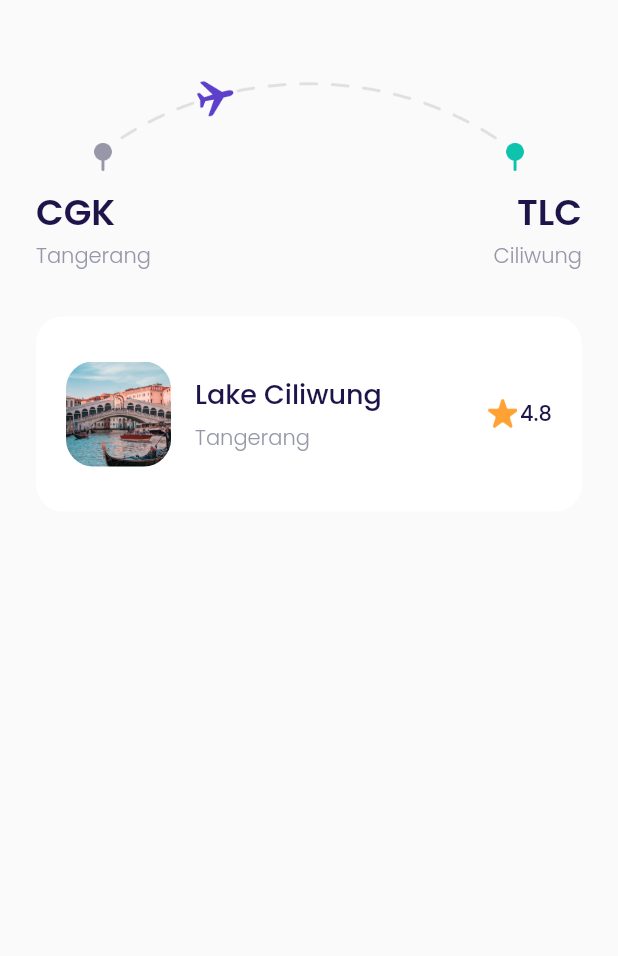
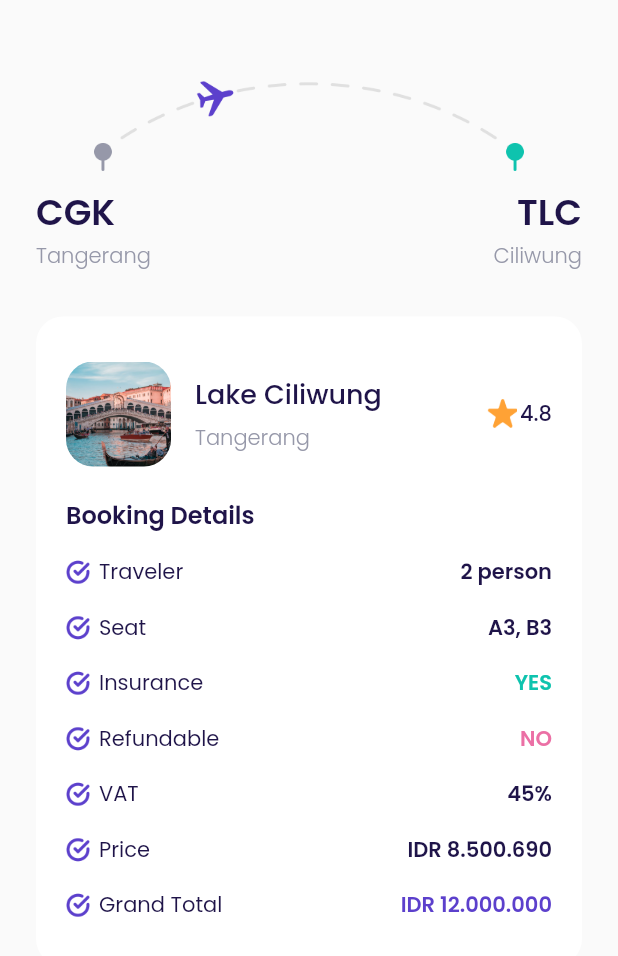
Before and after one commit to RidhaAF/airplane_app, a Flutter app: the CheckoutPage screen opened directly, on a phone screen of 412 x 824 dp. Shown: the top 956 px of the screen. Run offline on Flutter 3.47's test engine with Material 2 defaults, Android fonts, the phone set to English and light mode, and no system bars; our stand-ins replace google_fonts.

Commit message:
Checkout Page - Booking Details

```diff
--- a/lib/ui/pages/checkout_page.dart
+++ b/lib/ui/pages/checkout_page.dart
@@ -1,4 +1,5 @@
 import 'package:airplane_app/shared/theme.dart';
+import 'package:airplane_app/ui/widgets/booking_details_item.dart';
 import 'package:flutter/material.dart';
 
 class CheckoutPage extends StatelessWidget {
@@ -81,6 +82,7 @@ class CheckoutPage extends StatelessWidget {
           borderRadius: BorderRadius.circular(18),
         ),
         child: Column(
+          crossAxisAlignment: CrossAxisAlignment.start,
           children: [
             // NOTE: DESTINATION TILE
             Row(
@@ -146,6 +148,55 @@ class CheckoutPage extends StatelessWidget {
                 )
               ],
             ),
+
+            // NOTE: BOOKING DETAILS TEXT
+            Container(
+              margin: EdgeInsets.only(top: 20),
+              child: Text(
+                'Booking Details',
+                style: blackTextStyle.copyWith(
+                  fontSize: 16,
+                  fontWeight: semiBold,
+                ),
+              ),
+            ),
+
+            // NOTE: BOOKING DETAILS ITEM
+            BookingDetailsItem(
+              title: 'Traveler',
+              valueText: '2 person',
+              valueColor: kBlackColor,
+            ),
+            BookingDetailsItem(
+              title: 'Seat',
+              valueText: 'A3, B3',
+              valueColor: kBlackColor,
+            ),
+            BookingDetailsItem(
+              title: 'Insurance',
+              valueText: 'YES',
+              valueColor: kGreencolor,
+            ),
+            BookingDetailsItem(
+              title: 'Refundable',
+              valueText: 'NO',
+              valueColor: kRedColor,
+            ),
+            BookingDetailsItem(
+              title: 'VAT',
+              valueText: '45%',
+              valueColor: kBlackColor,
+            ),
+            BookingDetailsItem(
+              title: 'Price',
+              valueText: 'IDR 8.500.690',
+              valueColor: kBlackColor,
+            ),
+            BookingDetailsItem(
+              title: 'Grand Total',
+              valueText: 'IDR 12.000.000',
+              valueColor: kPrimaryColor,
+            ),
           ],
         ),
       );
--- /dev/null
+++ b/lib/ui/widgets/booking_details_item.dart
@@ -0,0 +1,50 @@
+import 'package:airplane_app/shared/theme.dart';
+import 'package:flutter/material.dart';
+
+class BookingDetailsItem extends StatelessWidget {
+  final String title;
+  final String valueText;
+  final Color valueColor;
+
+  const BookingDetailsItem({
+    Key? key,
+    required this.title,
+    required this.valueText,
+    required this.valueColor,
+  }) : super(key: key);
+
+  @override
+  Widget build(BuildContext context) {
+    return Container(
+      margin: EdgeInsets.only(top: 16),
+      child: Row(
+        children: [
+          Container(
+            width: 16,
+            height: 16,
+            margin: EdgeInsets.only(right: 6),
+            decoration: BoxDecoration(
+              image: DecorationImage(
+                image: AssetImage(
+                  'assets/icon_check.png',
+                ),
+              ),
+            ),
+          ),
+          Text(
+            title,
+            style: blackTextStyle,
+          ),
+          Spacer(),
+          Text(
+            valueText,
+            style: blackTextStyle.copyWith(
+              color: valueColor,
+              fontWeight: semiBold,
+            ),
+          ),
+        ],
+      ),
+    );
+  }
+}
```
